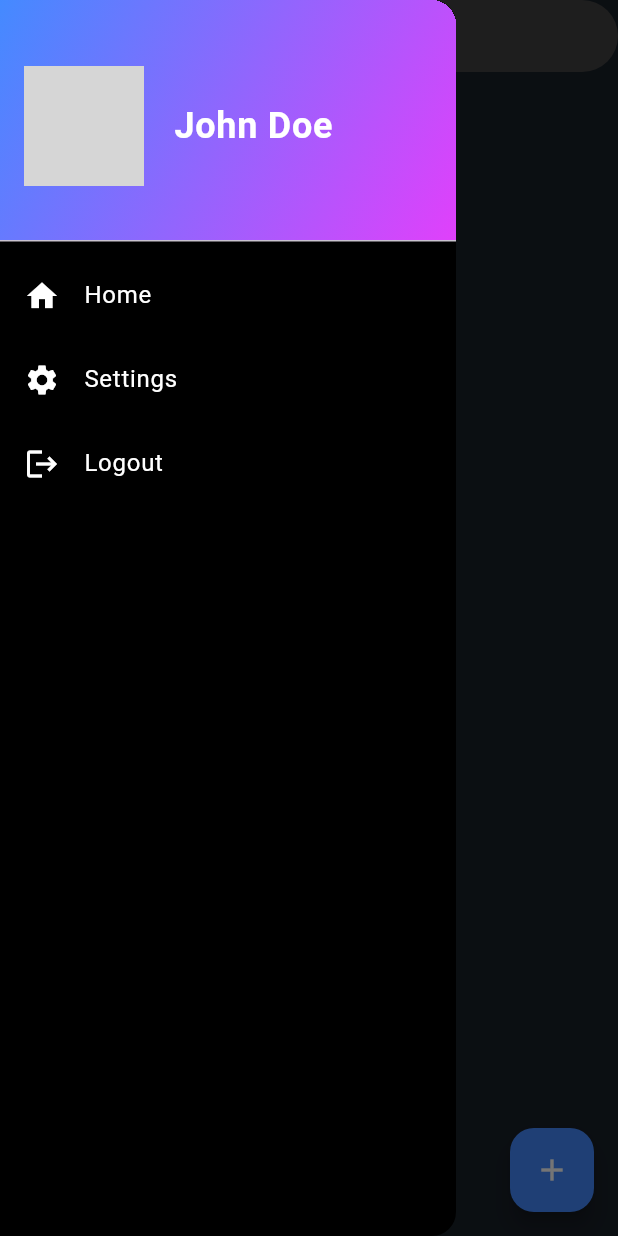
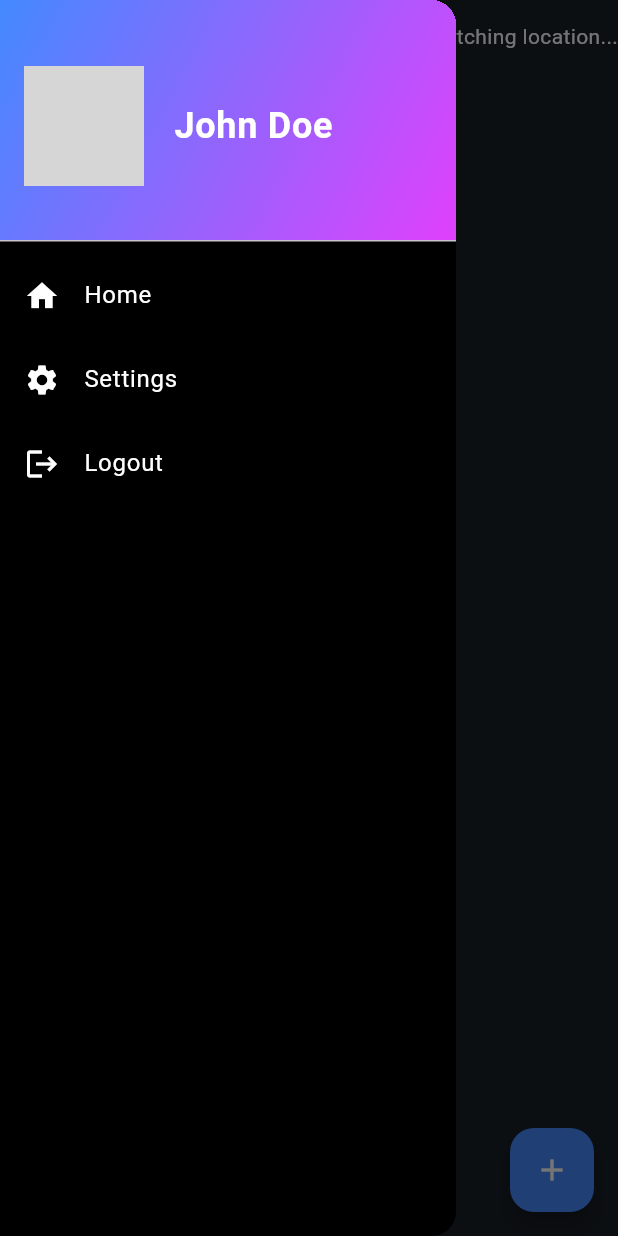
Before and after one commit to punchbiz2023/BookTheBiz, a Flutter app: the HomePage1 screen opened by its route, with the side drawer open, on a phone screen of 412 x 824 dp. Run offline on Flutter 3.47's test engine with Material 3 defaults, Android fonts, the phone set to English and light mode, and no system bars; our stand-ins replace cloud_firestore, firebase_auth, firebase_core, firebase_storage, fluttertoast, geolocator and 4 more; accounts and stored records are empty; grey boxes are pictures that could not be loaded.

Commit message:
enabled the lat and longtitude

```diff
--- a/lib/pages/home_page.dart
+++ b/lib/pages/home_page.dart
@@ -125,7 +125,7 @@ class _HomePage1State extends State<HomePage1> {
                   ),
                 ),
               ),
-              // _buildLocationWidget(),
+              _buildLocationWidget(),
             ],
           ),
         ),
@@ -350,12 +350,12 @@ class _HomePage1State extends State<HomePage1> {
     );
   }
 
-//   Widget _buildLocationWidget() {
-//     return Text(
-//       _currentPosition != null
-//           ? 'Lat: ${_currentPosition!.latitude}, Lng: ${_currentPosition!.longitude}'
-//           : 'Fetching location...',
-//       style: TextStyle(color: Colors.white),
-//     );
-//   }
+  Widget _buildLocationWidget() {
+    return Text(
+      _currentPosition != null
+          ? 'Lat: ${_currentPosition!.latitude}, Lng: ${_currentPosition!.longitude}'
+          : 'Fetching location...',
+      style: TextStyle(color: Colors.white),
+    );
+  }
 }
```
